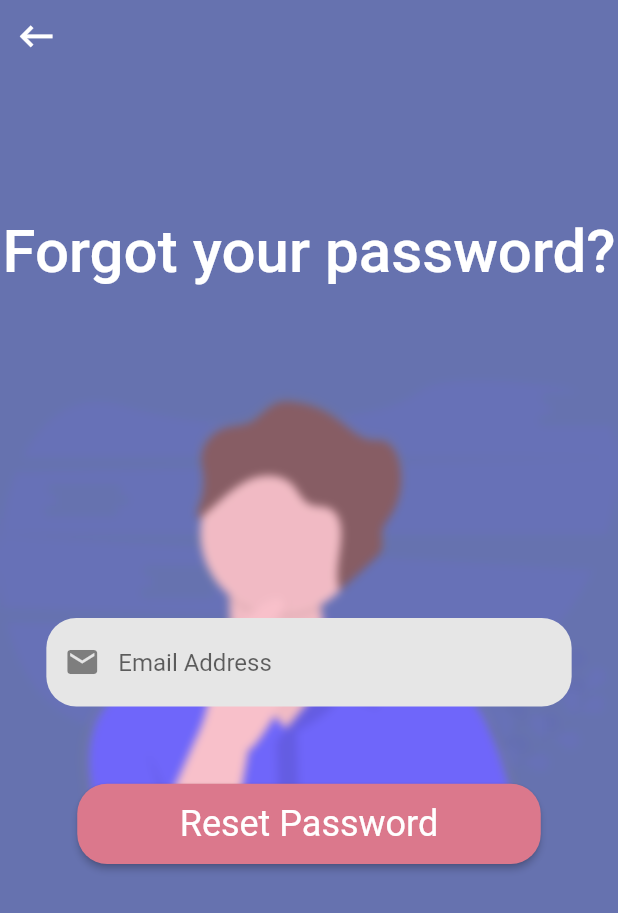
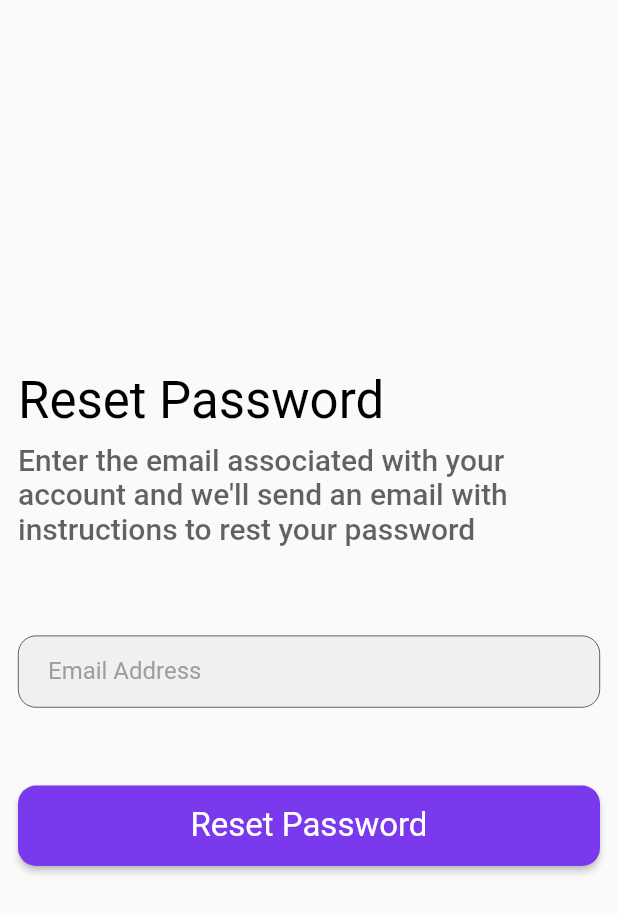
Before and after one commit to SumayaSiddique/Care_4_U_project, a Flutter app: the ForgotPassword screen opened by its route, on a phone screen of 412 x 824 dp. Shown: the top 913 px of the screen. Run offline on Flutter 3.47's test engine with Material 2 defaults, Android fonts, the phone set to English and light mode, and no system bars; our stand-ins replace carousel_slider, cloud_firestore, firebase_auth, firebase_core, fl_chart, flutter_local_notifications and 13 more; accounts and stored records are empty; network calls fail; Roboto replaces fonts that are missing (SF Pro Rounded); project files that could hold a hidden picture were left out.

Commit message:
Update ForgotPassword.dart

```diff
--- a/care_4_u_project/lib/Screens/Welcome/ForgotPassword.dart
+++ b/care_4_u_project/lib/Screens/Welcome/ForgotPassword.dart
@@ -1,7 +1,7 @@
 import 'dart:ui';
 import 'package:flutter/material.dart';
 import 'package:flutter/cupertino.dart';
-import 'package:flutter_svg/flutter_svg.dart';
+import 'package:get/get.dart';
 
 class ForgotPassword extends StatefulWidget {
   const ForgotPassword({Key? key}) : super(key: key);
@@ -19,99 +19,67 @@ class _ForgotPasswordState extends State<ForgotPassword> {
   Widget build(BuildContext context) {
     final size = MediaQuery.of(context).size;
     return Scaffold(
-      backgroundColor: Color.fromRGBO(99, 112, 176, 1.0),
+      // backgroundColor: Color.fromRGBO(99, 112, 176, 1.0),
       body: SafeArea(
-        child: SingleChildScrollView(
-          physics: NeverScrollableScrollPhysics(),
-          child: Stack(
-            alignment: Alignment.topLeft,
-            children: [
-              Align(
-                child: SvgPicture.asset(
-                  'images/forgot_password.svg',
-                  fit: BoxFit.contain,
-                ),
-              ),
-              ClipRRect(
-                // Clip it cleanly.
-                child: BackdropFilter(
-                  filter: ImageFilter.blur(sigmaX: 3, sigmaY: 3),
-                  child: Container(
-                    color: Colors.grey.withOpacity(0.05),
-                    alignment: Alignment.center,
+        child: Form(
+          key: _formKey,
           child: Padding(
-                      padding: EdgeInsets.only(
-                          top: size.height * 0.175, bottom: size.height * 0.75),
-                      child: Text(
-                        "Forgot your password?",
-                        textAlign: TextAlign.center,
-                        style: TextStyle(
-                          fontSize: 40,
-                          color: Colors.white,
-                          fontFamily: 'SF Pro Rounded',
-                          fontWeight: FontWeight.w500,
-                        ),
-                      ),
-                    ),
-                  ),
-                ),
-              ),
-              Align(
-                alignment: Alignment.topLeft,
-                child: IconButton(
-                  onPressed: () {
-                    Navigator.pop(context);
-                  },
-                  icon: Icon(
-                    Icons.keyboard_backspace,
-                    size: size.height * 0.035,
-                    color: Colors.white,
-                  ),
-                ),
-              ),
-              Form(
-                key: _formKey,
+            padding: const EdgeInsets.symmetric(horizontal: 12.0),
             child: Column(
               crossAxisAlignment: CrossAxisAlignment.start,
               mainAxisAlignment: MainAxisAlignment.center,
               children: <Widget>[
-                    Padding(
-                      padding: EdgeInsets.only(
-                        top: size.height * 0.5,
-                        right: size.width * 0.075,
-                        left: size.width * 0.075,
-                        bottom: size.height * 0.0625,
+                Spacer(),
+                Text(
+                  "Reset Password",
+                  style: Get.textTheme.headline4,
                 ),
+                SizedBox(height: 8),
+                Opacity(
+                  opacity: 0.7,
+                  child: Text(
+                    "Enter the email associated with your account and we'll send an email with instructions to rest your password",
+                    style: Get.textTheme.headline6,
+                  ),
+                ),
+                // SizedBox(height: 24),
+                SizedBox(height: 60),
+                Container(
+                  height: 100,
                   child: TextFormField(
                     decoration: const InputDecoration(
+                      labelText: "Email Address",
+                      labelStyle: TextStyle(
+                        color: Colors.grey,
+                      ),
                       contentPadding: EdgeInsets.symmetric(
                         horizontal: 20.0,
-                              vertical: 20.0,
+                        vertical: 4,
                       ),
-                            hintText: 'Email Address',
-                            fillColor: Color.fromRGBO(
-                              230,
-                              230,
-                              230,
-                              1.0,
+                      // fillColor: Color.fromRGBO(230, 230, 230, 1.0),
+                      filled: true,
+                      border: OutlineInputBorder(
+                        borderSide: BorderSide(
+                          width: 0.4,
                         ),
-                            filled: true,
-                            prefixIcon: Icon(Icons.mail),
-                            disabledBorder: OutlineInputBorder(
                         borderRadius: BorderRadius.all(
-                                Radius.circular(20.0),
+                          Radius.circular(12),
                         ),
                       ),
                       enabledBorder: OutlineInputBorder(
+                        borderSide: BorderSide(
+                          width: 0.4,
+                        ),
                         borderRadius: BorderRadius.all(
-                                Radius.circular(20.0),
+                          Radius.circular(12),
                         ),
-                              borderSide: BorderSide(
-                                  style: BorderStyle.none, width: 0.0),
                       ),
                       focusedBorder: OutlineInputBorder(
+                        borderSide: BorderSide(
+                          width: 0.4,
+                        ),
                         borderRadius: BorderRadius.all(
-                                Radius.circular(20.0),
+                          Radius.circular(12),
                         ),
                       ),
                     ),
@@ -122,25 +90,28 @@ class _ForgotPasswordState extends State<ForgotPassword> {
                       return null;
                     },
                     onChanged: (value) {
-                            setState(() {
+                      setState(
+                        () {
                           email = value;
-                            });
-                          }),
+                        },
+                      );
+                    },
                   ),
-                    Align(
-                      alignment: Alignment.bottomCenter,
+                ),
+                Container(
+                  // height: 60,
+                  width: double.infinity,
                   child: ElevatedButton(
                     style: ElevatedButton.styleFrom(
-                          primary: Color.fromRGBO(219, 120, 140, 1.0),
-                          fixedSize:
-                              Size(size.width * 0.75, size.height * 0.065),
+                      primary: Color(0xff7B39ED),
+                      fixedSize: Size(size.width * 0.75, size.height * 0.065),
                       shape: RoundedRectangleBorder(
                         borderRadius: BorderRadius.all(
-                              Radius.circular(20.0),
+                          Radius.circular(12.0),
                         ),
                       ),
                       textStyle: TextStyle(
-                            fontSize: 24,
+                        fontSize: 22,
                         fontFamily: 'SF Pro Rounded',
                       ),
                     ),
@@ -164,10 +135,9 @@ class _ForgotPasswordState extends State<ForgotPassword> {
                     ),
                   ),
                 ),
+                Spacer(),
               ],
             ),
-              ),
-            ],
           ),
         ),
       ),
```
Lines whose indentation alone changed are shown as unchanged.
